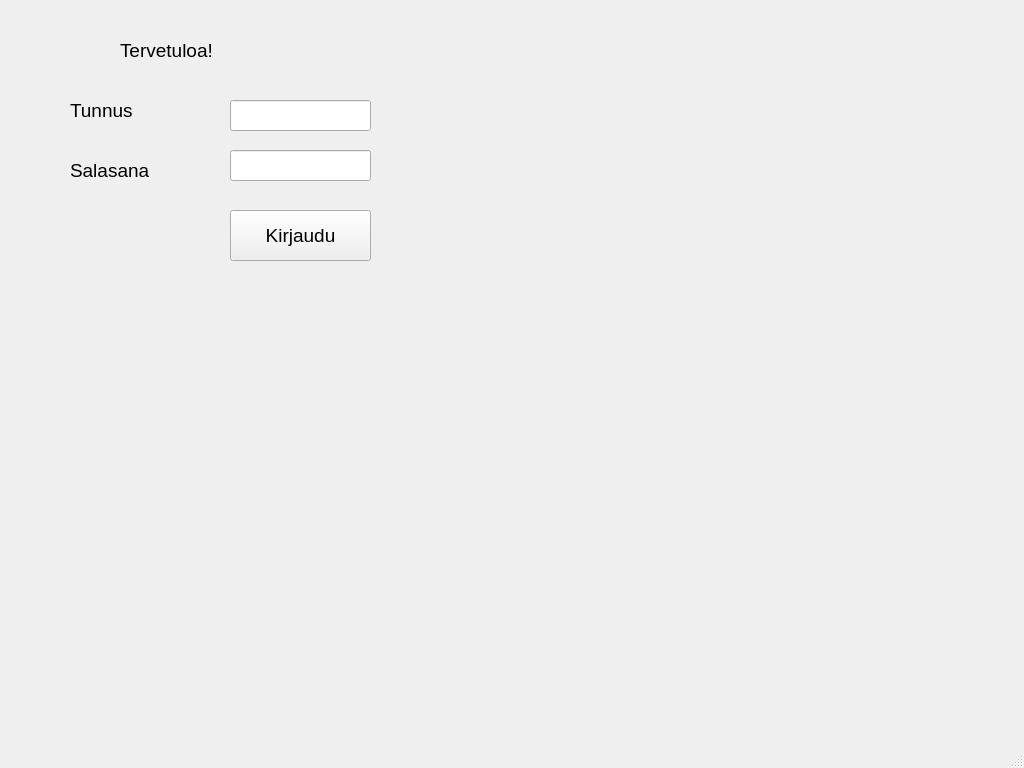
25kmo-project/group_7, file bank_automat/mainwindow.ui: the form before one commit.
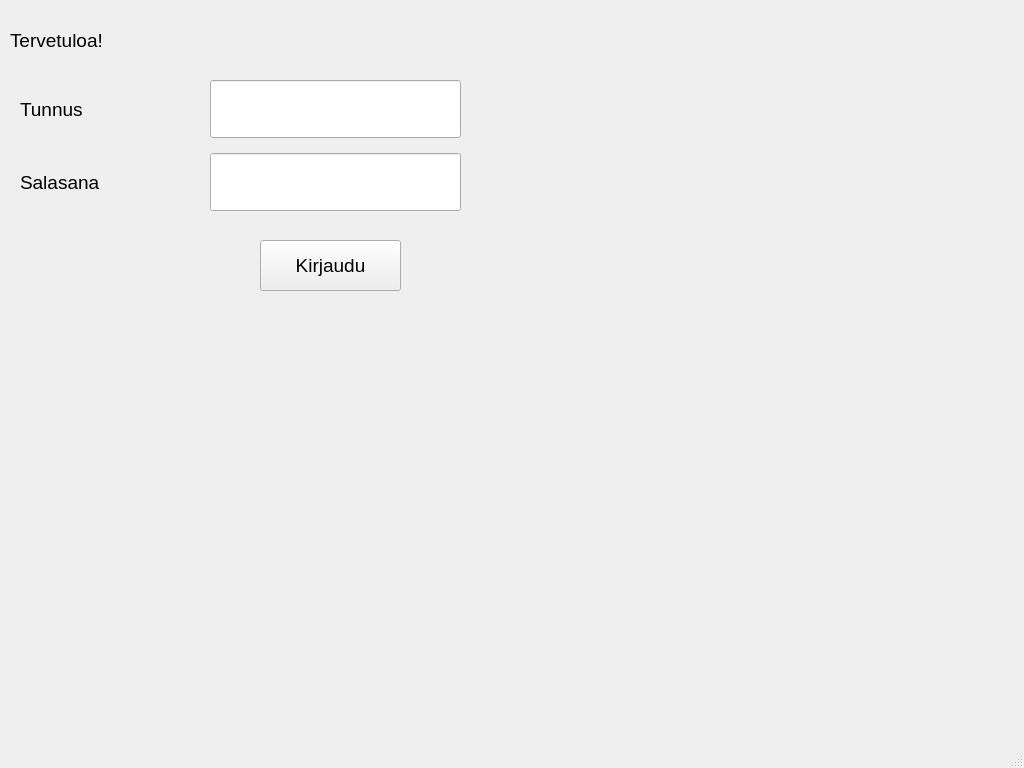
The form after the commit.

Commit message:
Refactor UI layouts and improve style/theme
Reworked several .ui files to use layouts instead of absolute positioning, improving scalability and maintainability. Updated styles.qss for a modernized look and better contrast. Adjusted main.cpp to load the stylesheet from a relative path. Fixed label references in mainwindow.cpp for error messages. These changes enhance the application's appearance, usability, and code structure.

Patch:
```diff
--- a/bank_automat/mainwindow.ui
+++ b/bank_automat/mainwindow.ui
@@ -25,64 +25,24 @@
    <string>MainWindow</string>
   </property>
   <widget class="QWidget" name="centralwidget">
-   <widget class="QLabel" name="label">
-    <property name="geometry">
-     <rect>
-      <x>70</x>
-      <y>80</y>
-      <width>131</width>
-      <height>61</height>
-     </rect>
-    </property>
-    <property name="text">
-     <string>Tunnus</string>
-    </property>
-   </widget>
-   <widget class="QLabel" name="label_2">
-    <property name="geometry">
-     <rect>
-      <x>70</x>
-      <y>140</y>
-      <width>121</width>
-      <height>61</height>
-     </rect>
-    </property>
-    <property name="text">
-     <string>Salasana</string>
-    </property>
-   </widget>
-   <widget class="QLineEdit" name="textUsername">
-    <property name="geometry">
-     <rect>
-      <x>230</x>
-      <y>100</y>
-      <width>141</width>
-      <height>31</height>
-     </rect>
-    </property>
-   </widget>
-   <widget class="QLineEdit" name="textPassword">
-    <property name="geometry">
-     <rect>
-      <x>230</x>
-      <y>150</y>
-      <width>141</width>
-      <height>31</height>
-     </rect>
-    </property>
-    <property name="echoMode">
-     <enum>QLineEdit::EchoMode::Password</enum>
-    </property>
-   </widget>
+   <property name="autoFillBackground">
+    <bool>true</bool>
+   </property>
    <widget class="QPushButton" name="btnLogin">
     <property name="geometry">
      <rect>
-      <x>230</x>
-      <y>210</y>
+      <x>260</x>
+      <y>240</y>
       <width>141</width>
       <height>51</height>
      </rect>
     </property>
+    <property name="sizePolicy">
+     <sizepolicy hsizetype="Expanding" vsizetype="Expanding">
+      <horstretch>0</horstretch>
+      <verstretch>0</verstretch>
+     </sizepolicy>
+    </property>
     <property name="text">
      <string>Kirjaudu</string>
     </property>
@@ -103,16 +63,114 @@
    <widget class="QLabel" name="label_4">
     <property name="geometry">
      <rect>
-      <x>120</x>
-      <y>10</y>
+      <x>10</x>
+      <y>0</y>
       <width>351</width>
       <height>81</height>
      </rect>
     </property>
+    <property name="sizePolicy">
+     <sizepolicy hsizetype="Expanding" vsizetype="Expanding">
+      <horstretch>0</horstretch>
+      <verstretch>0</verstretch>
+     </sizepolicy>
+    </property>
     <property name="text">
      <string>Tervetuloa!</string>
     </property>
    </widget>
+   <widget class="QLabel" name="LabelErrorMessage">
+    <property name="geometry">
+     <rect>
+      <x>150</x>
+      <y>310</y>
+      <width>311</width>
+      <height>101</height>
+     </rect>
+    </property>
+    <property name="text">
+     <string/>
+    </property>
+   </widget>
+   <widget class="QWidget" name="">
+    <property name="geometry">
+     <rect>
+      <x>20</x>
+      <y>80</y>
+      <width>131</width>
+      <height>131</height>
+     </rect>
+    </property>
+    <layout class="QGridLayout" name="gridLayout">
+     <property name="spacing">
+      <number>15</number>
+     </property>
+     <item row="0" column="0">
+      <widget class="QLabel" name="label">
+       <property name="sizePolicy">
+        <sizepolicy hsizetype="Expanding" vsizetype="Expanding">
+         <horstretch>0</horstretch>
+         <verstretch>0</verstretch>
+        </sizepolicy>
+       </property>
+       <property name="text">
+        <string>Tunnus</string>
+       </property>
+      </widget>
+     </item>
+     <item row="1" column="0">
+      <widget class="QLabel" name="label_2">
+       <property name="sizePolicy">
+        <sizepolicy hsizetype="Expanding" vsizetype="Expanding">
+         <horstretch>0</horstretch>
+         <verstretch>0</verstretch>
+        </sizepolicy>
+       </property>
+       <property name="text">
+        <string>Salasana</string>
+       </property>
+      </widget>
+     </item>
+    </layout>
+   </widget>
+   <widget class="QWidget" name="">
+    <property name="geometry">
+     <rect>
+      <x>210</x>
+      <y>80</y>
+      <width>251</width>
+      <height>131</height>
+     </rect>
+    </property>
+    <layout class="QGridLayout" name="gridLayout_2">
+     <property name="spacing">
+      <number>15</number>
+     </property>
+     <item row="0" column="0">
+      <widget class="QLineEdit" name="textUsername">
+       <property name="sizePolicy">
+        <sizepolicy hsizetype="Expanding" vsizetype="Expanding">
+         <horstretch>0</horstretch>
+         <verstretch>0</verstretch>
+        </sizepolicy>
+       </property>
+      </widget>
+     </item>
+     <item row="1" column="0">
+      <widget class="QLineEdit" name="textPassword">
+       <property name="sizePolicy">
+        <sizepolicy hsizetype="Expanding" vsizetype="Expanding">
+         <horstretch>0</horstretch>
+         <verstretch>0</verstretch>
+        </sizepolicy>
+       </property>
+       <property name="echoMode">
+        <enum>QLineEdit::EchoMode::Password</enum>
+       </property>
+      </widget>
+     </item>
+    </layout>
+   </widget>
   </widget>
   <widget class="QMenuBar" name="menubar">
    <property name="geometry">
```
Left out of the diff: 13 changed lines with no effect on the pictures. The commit also changes 9 other files.
